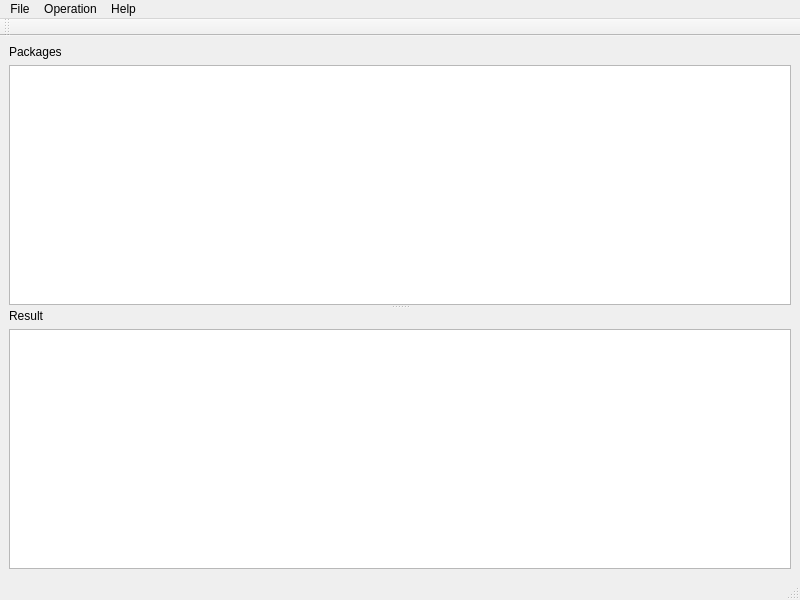
Above: view/ui/main.ui from vtyshchenko/parser-dlms-packages before the change. Below: the same form after it.
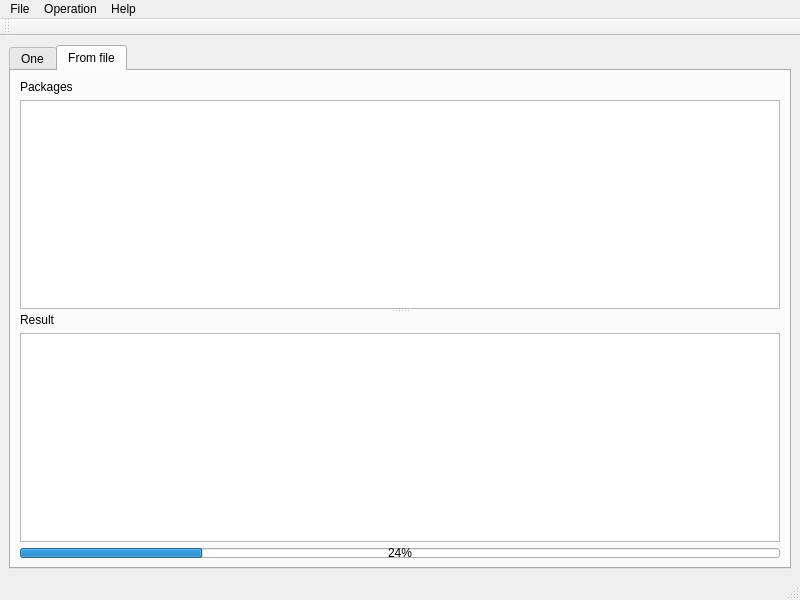
That is the form after the change. Icons and pictures are not drawn.

What changed in the file:
```diff
--- a/view/ui/main.ui
+++ b/view/ui/main.ui
@@ -14,16 +14,51 @@
    <string>MainWindow</string>
   </property>
   <widget class="QWidget" name="centralwidget">
-   <layout class="QVBoxLayout" name="verticalLayout_4">
+   <layout class="QVBoxLayout" name="verticalLayout">
     <item>
-     <layout class="QHBoxLayout" name="horizontalLayout">
+     <widget class="QTabWidget" name="tabWidget">
+      <property name="currentIndex">
+       <number>1</number>
+      </property>
+      <widget class="QWidget" name="tbOne">
+       <attribute name="title">
+        <string>One</string>
+       </attribute>
+       <widget class="QWidget" name="layoutWidget_5">
+        <property name="geometry">
+         <rect>
+          <x>10</x>
+          <y>10</y>
+          <width>758</width>
+          <height>231</height>
+         </rect>
+        </property>
+        <layout class="QVBoxLayout" name="verticalLayout_7">
+         <item>
+          <widget class="QLabel" name="lblPackage">
+           <property name="text">
+            <string>Packages</string>
+           </property>
+          </widget>
+         </item>
+         <item>
+          <widget class="QTextEdit" name="txtedtPackage"/>
+         </item>
+        </layout>
+       </widget>
+      </widget>
+      <widget class="QWidget" name="tbFromFile">
+       <attribute name="title">
+        <string>From file</string>
+       </attribute>
+       <layout class="QVBoxLayout" name="verticalLayout_6">
       <item>
        <widget class="QSplitter" name="splitter_2">
         <property name="orientation">
          <enum>Qt::Vertical</enum>
         </property>
-        <widget class="QWidget" name="layoutWidget">
-         <layout class="QVBoxLayout" name="verticalLayout">
+          <widget class="QWidget" name="layoutWidget_3">
+           <layout class="QVBoxLayout" name="verticalLayout_4">
           <item>
            <widget class="QLabel" name="lblPackages">
             <property name="text">
@@ -36,8 +71,8 @@
           </item>
          </layout>
         </widget>
-        <widget class="QWidget" name="layoutWidget">
-         <layout class="QVBoxLayout" name="verticalLayout_2">
+          <widget class="QWidget" name="layoutWidget_4">
+           <layout class="QVBoxLayout" name="verticalLayout_5">
           <item>
            <widget class="QLabel" name="lblResult">
             <property name="text">
@@ -66,7 +101,28 @@
         </widget>
        </widget>
       </item>
-     </layout>
+        <item>
+         <widget class="QProgressBar" name="prgrsbrPackagesParse">
+          <property name="minimumSize">
+           <size>
+            <width>0</width>
+            <height>0</height>
+           </size>
+          </property>
+          <property name="maximumSize">
+           <size>
+            <width>16777215</width>
+            <height>10</height>
+           </size>
+          </property>
+          <property name="value">
+           <number>24</number>
+          </property>
+         </widget>
+        </item>
+       </layout>
+      </widget>
+     </widget>
     </item>
    </layout>
   </widget>
```
Lines whose indentation alone changed are shown as unchanged.
